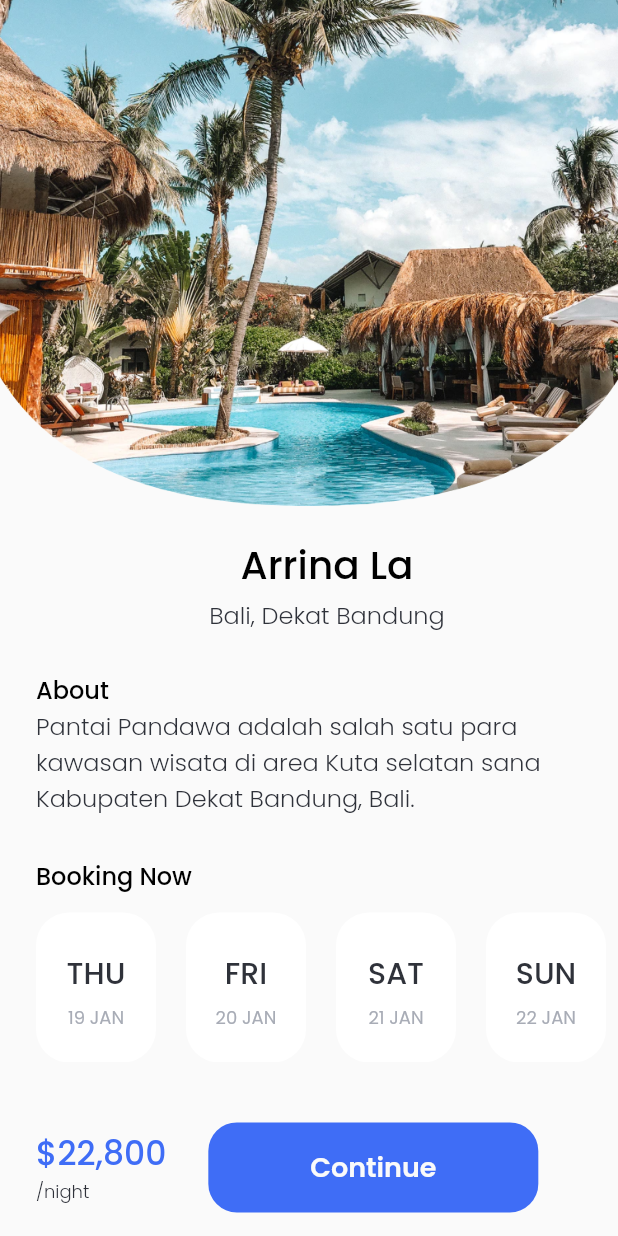
After one commit to khoir-roni/SevenDaysChallange, a Flutter app: the SecondRandomScreen screen opened directly, on a phone screen of 412 x 824 dp. The commit adds this screen. Run offline on Flutter 3.47's test engine with Material 2 defaults, Android fonts, the light colour scheme and no system bars; our stand-ins replace google_fonts; missing offline and left inert: dart:ffi.

Commit message:
done day 7

```diff
--- a/lib/designSystem/Thames.dart
+++ b/lib/designSystem/Thames.dart
@@ -169,3 +169,48 @@ TextStyle billTextStyle = GoogleFonts.poppins(
   fontSize: 16,
   fontWeight: FontWeight.normal,
 );
+TextStyle nameTextStyle = GoogleFonts.poppins(
+  color: Color(0xFF000000),
+  fontSize: 26,
+  fontWeight: FontWeight.w500,
+);
+TextStyle locationTextStyle = GoogleFonts.poppins(
+  color: Color(0xFF2F323A),
+  fontSize: 16,
+  fontWeight: FontWeight.w300,
+);
+TextStyle aboutTextStyle = GoogleFonts.poppins(
+  color: Color(0xFF000000),
+  fontSize: 16,
+  fontWeight: FontWeight.w500,
+);
+TextStyle descriptionTextStyle = GoogleFonts.poppins(
+  color: Color(0xFF2F323A),
+  fontSize: 16,
+  fontWeight: FontWeight.w300,
+);
+TextStyle daysTextStyle = GoogleFonts.poppins(
+  color: Color(0xFF2F323A),
+  fontSize: 20,
+  fontWeight: FontWeight.w500,
+);
+TextStyle dateTextStyle = GoogleFonts.poppins(
+  color: Color(0xFFA8ACB6),
+  fontSize: 12,
+  fontWeight: FontWeight.normal,
+);
+TextStyle totalPrizeTextStyle = GoogleFonts.poppins(
+  color: Color(0xFF3F6DF6),
+  fontSize: 22,
+  fontWeight: FontWeight.w500,
+);
+TextStyle timeTextStyle = GoogleFonts.poppins(
+  color: Color(0xFF2F323A),
+  fontSize: 12,
+  fontWeight: FontWeight.w300,
+);
+TextStyle continueTextStyle = GoogleFonts.poppins(
+  color: Color(0xFFFAFAFA),
+  fontSize: 18,
+  fontWeight: FontWeight.w600,
+);
--- a/lib/main.dart
+++ b/lib/main.dart
@@ -6,6 +6,7 @@ import 'package:seven_day/pages/fist_singin.dart';
 import 'package:seven_day/pages/get_started_page.dart';
 import 'package:seven_day/pages/pricing_screen.dart';
 import 'package:seven_day/pages/random_screen.dart';
+import 'package:seven_day/pages/random_screen_second.dart';
 import 'package:seven_day/pages/rating_screen.dart';
 import 'package:seven_day/pages/second_splash.dart';
 import 'package:seven_day/pages/v2_empty_state.dart';
@@ -22,7 +23,7 @@ class SevenDays extends StatelessWidget {
     return MaterialApp(
       debugShowCheckedModeBanner: false,
       title: 'Flutter Demo',
-      home: RandomScreen(),
+      home: V2GetStartedScreen(),
     );
   }
 }
--- a/lib/pages/random_screen.dart
+++ b/lib/pages/random_screen.dart
@@ -153,17 +153,30 @@ class RandomScreen extends StatelessWidget {
     color,
     textStyle,
   ) {
-    return Container(
+    return InkWell(
+      onTap: () {
+        print(textBtn);
+      },
+      child: Container(
         width: 327,
         height: 60,
         decoration: BoxDecoration(
           borderRadius: BorderRadius.circular(20),
           color: color,
+          boxShadow: [
+            BoxShadow(
+              color: Color(0xFF808080),
+              blurRadius: 5.0,
+              spreadRadius: 1.0,
+              offset: Offset(3.0, 5.0),
+            ),
+          ],
         ),
         child: Align(
           child: Text(
             textBtn,
             style: textStyle,
+          ),
         ),
       ),
     );
--- /dev/null
+++ b/lib/pages/random_screen_second.dart
@@ -0,0 +1,201 @@
+import 'dart:ffi';
+
+import 'package:flutter/material.dart';
+import 'package:flutter/rendering.dart';
+import 'package:seven_day/designSystem/Thames.dart';
+
+class SecondRandomScreen extends StatefulWidget {
+  @override
+  State<SecondRandomScreen> createState() => _SecondRandomScreenState();
+}
+
+class _SecondRandomScreenState extends State<SecondRandomScreen> {
+  int selectedIndex = -1;
+  Widget boxDays(
+    index,
+    days,
+    date,
+  ) {
+    return GestureDetector(
+      onTap: () {
+        setState(() {
+          selectedIndex = index;
+        });
+      },
+      child: Padding(
+        padding: const EdgeInsets.only(right: 20),
+        child: Container(
+          height: 100,
+          width: 80,
+          decoration: BoxDecoration(
+              borderRadius: BorderRadius.circular(22),
+              color: Color(0xffffffff)),
+          child: Column(
+            mainAxisAlignment: MainAxisAlignment.spaceBetween,
+            children: [
+              Row(
+                children: [
+                  SizedBox(width: 53),
+                  selectedIndex == index
+                      ? Stack(
+                          children: [
+                            Container(
+                              height: 25,
+                              width: 27,
+                              child: Image.asset(
+                                'assets/Rectangle 17.png',
+                                height: 25,
+                                width: 27,
+                              ),
+                            ),
+                            Container(
+                              height: 25,
+                              width: 27,
+                              child: Center(
+                                child: Image.asset(
+                                  'assets/fi_check.png',
+                                  height: 16,
+                                  width: 16,
+                                ),
+                              ),
+                            ),
+                          ],
+                        )
+                      : SizedBox(
+                          height: 25,
+                          width: 27,
+                        ),
+                ],
+              ),
+              Text(
+                days,
+                style: daysTextStyle,
+              ),
+              SizedBox(height: 4),
+              Text(
+                date,
+                style: dateTextStyle,
+              ),
+              SizedBox(
+                height: 20,
+              ),
+            ],
+          ),
+        ),
+      ),
+    );
+  }
+
+  @override
+  Widget build(BuildContext context) {
+    return Scaffold(
+      body: SingleChildScrollView(
+        child: Column(
+          crossAxisAlignment: CrossAxisAlignment.start,
+          children: [
+            Image.asset('assets/hotel.png'),
+            SizedBox(height: 20),
+            Padding(
+              padding: const EdgeInsets.only(left: 24),
+              child: Column(
+                crossAxisAlignment: CrossAxisAlignment.start,
+                children: [
+                  Center(
+                    child: Column(
+                      children: [
+                        Text(
+                          'Arrina La',
+                          style: nameTextStyle,
+                        ),
+                        SizedBox(height: 2),
+                        Text(
+                          'Bali, Dekat Bandung',
+                          style: locationTextStyle,
+                        ),
+                      ],
+                    ),
+                  ),
+                  SizedBox(height: 26),
+                  Column(
+                    crossAxisAlignment: CrossAxisAlignment.start,
+                    children: [
+                      Text(
+                        'About',
+                        style: aboutTextStyle,
+                      ),
+                      Text(
+                        'Pantai Pandawa adalah salah satu para \nkawasan wisata di area Kuta selatan sana \nKabupaten Dekat Bandung, Bali.',
+                        style: descriptionTextStyle,
+                      ),
+                    ],
+                  ),
+                  SizedBox(height: 28),
+                  Column(
+                    crossAxisAlignment: CrossAxisAlignment.start,
+                    children: [
+                      Text(
+                        'Booking Now',
+                        style: aboutTextStyle,
+                      ),
+                      SizedBox(height: 12),
+                      Container(
+                        height: 100,
+                        child: ListView(
+                          scrollDirection: Axis.horizontal,
+                          children: [
+                            boxDays(0, 'THU', "19 JAN"),
+                            boxDays(1, 'FRI', "20 JAN"),
+                            boxDays(2, 'SAT', "21 JAN"),
+                            boxDays(3, 'SUN', "22 JAN"),
+                          ],
+                        ),
+                      ),
+                      SizedBox(
+                        height: 40,
+                      ),
+                      Row(
+                        children: [
+                          Column(
+                            crossAxisAlignment: CrossAxisAlignment.start,
+                            children: [
+                              Text(
+                                '\$22,800',
+                                style: totalPrizeTextStyle,
+                              ),
+                              Text(
+                                '/night',
+                                style: timeTextStyle,
+                              )
+                            ],
+                          ),
+                          SizedBox(width: 28),
+                          Container(
+                            height: 60,
+                            width: 220,
+                            decoration: BoxDecoration(
+                              color: Color(0xff3F6DF6),
+                              borderRadius: BorderRadius.circular(19),
+                            ),
+                            child: Center(
+                              child: Text(
+                                'Continue',
+                                style: continueTextStyle,
+                              ),
+                            ),
+                          )
+                        ],
+                      ),
+                      SizedBox(
+                        height: 30,
+                      ),
+                    ],
+                  ),
+                ],
+              ),
+            )
+          ],
+        ),
+      ),
+    );
+  }
+}
--- a/lib/pages/v2_get_started_screen.dart
+++ b/lib/pages/v2_get_started_screen.dart
@@ -61,12 +61,9 @@ class V2GetStartedScreen extends StatelessWidget {
               width: 295,
               color: Color(0xffAFEA0D),
               child: TextButton(
-                style: TextButton.styleFrom(
-                  shape: RoundedRectangleBorder(
-                    borderRadius: BorderRadius.circular(0),
-                  ),
-                ),
-                onPressed: () {},
+                onPressed: () {
+                  print('Shape My Body');
+                },
                 child: Text(
                   'Shape My Body',
                   style: GoogleFonts.lato(
```
Also changed, not shown: assets/Rectangle 17.png (added), assets/fi_check.png (added), assets/hotel.png (added). Lines whose indentation alone changed are shown as unchanged.
